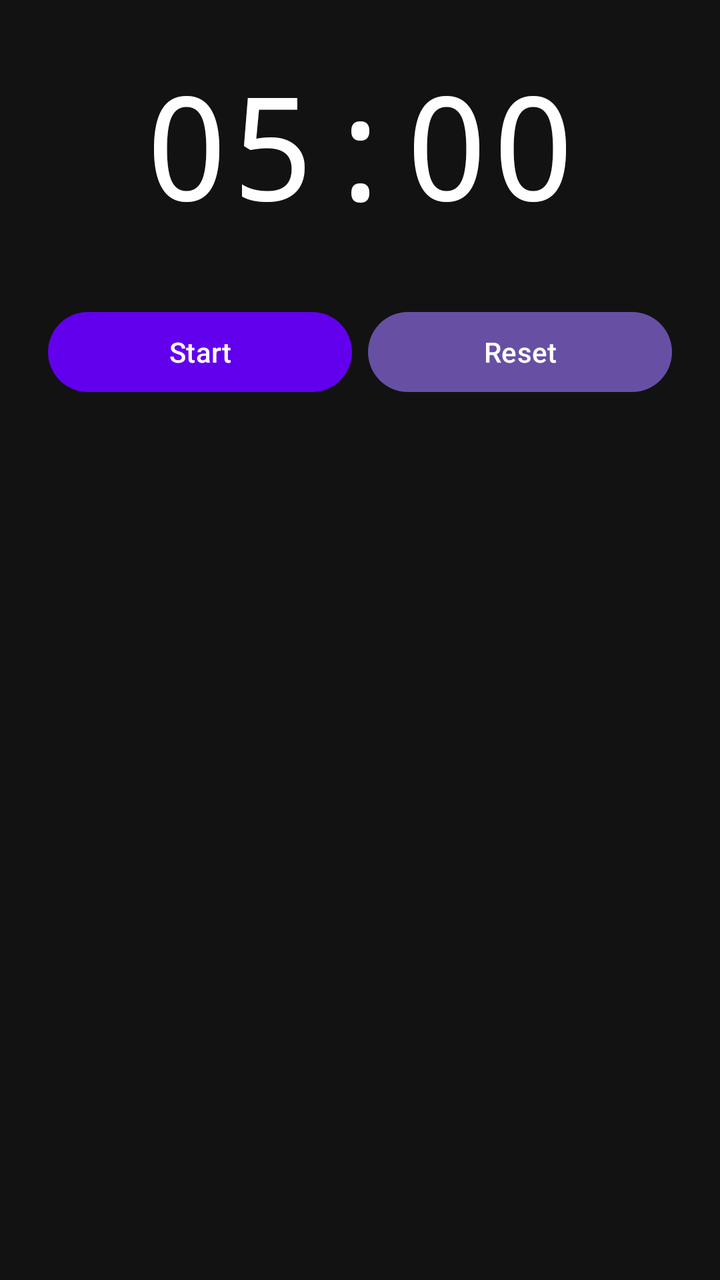
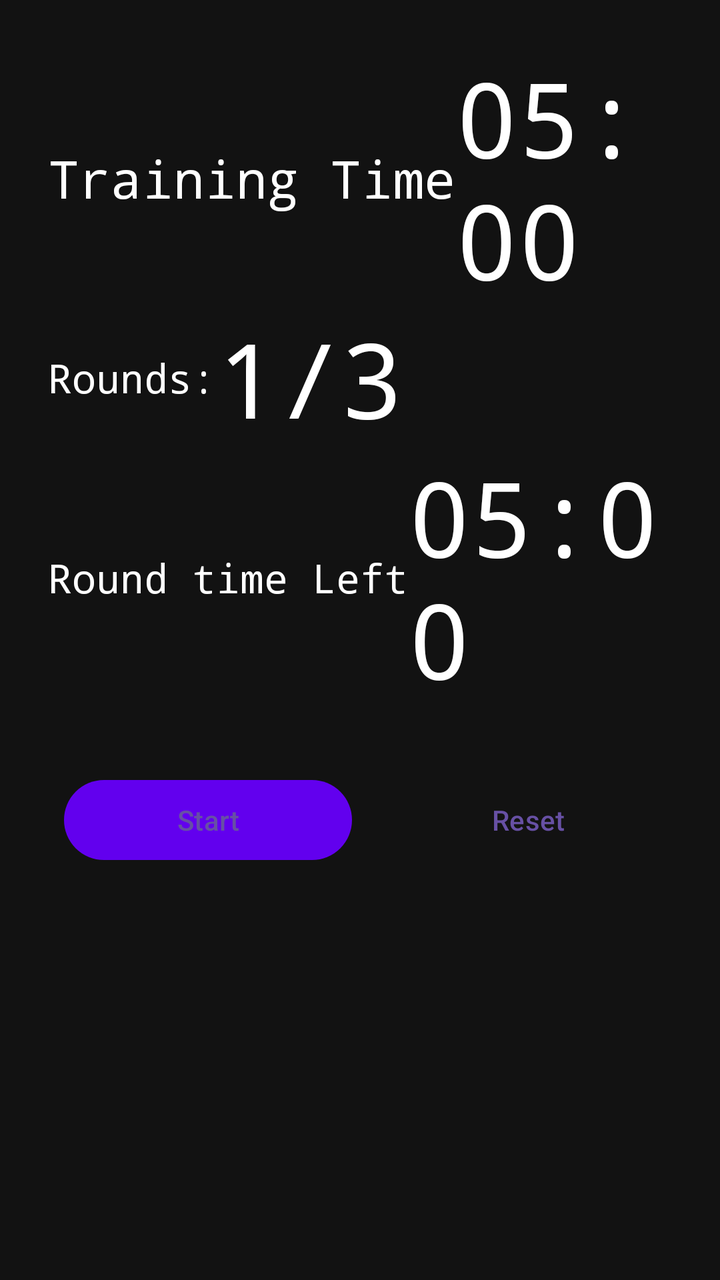

The first picture is an Android layout as it rendered before a commit; the second is the same layout after the commit. The layout source and the unified diff follow.
<!-- AndroidManifest.xml: application theme Theme.BoxTimer -->
<!-- res/layout/running_timer.xml -->
<?xml version="1.0" encoding="utf-8"?>
<androidx.constraintlayout.widget.ConstraintLayout xmlns:android="http://schemas.android.com/apk/res/android"
                                                   android:layout_width="match_parent"
                                                   android:layout_height="match_parent">
    <LinearLayout
            xmlns:app="http://schemas.android.com/apk/res-auto"
            android:orientation="vertical"
            android:layout_width="match_parent"
            android:layout_height="match_parent"
            android:gravity="top"
            android:padding="24dp"
            android:background="@color/bg_dark">

        <TextView
                android:id="@+id/runningTimerText"
                android:layout_gravity="center_horizontal"
                android:layout_width="wrap_content"
                android:layout_height="wrap_content"
                android:text="@string/timer_default"
                android:textSize="72sp"
                android:fontFamily="monospace"
                android:textColor="@color/white"/>

        <LinearLayout
                android:orientation="horizontal"
                android:layout_width="match_parent"
                android:layout_height="wrap_content"
                android:layout_marginTop="32dp">

            <Button
                    android:id="@+id/startButton"
                    android:layout_width="0dp"
                    android:layout_height="wrap_content"
                    android:layout_weight="1"
                    android:layout_marginEnd="8dp"
                    android:text="@string/start"
                    app:backgroundTint="@color/brand" />
            <Button
                    android:id="@+id/pauseButton"
                    android:layout_width="0dp"
                    android:layout_height="wrap_content"
                    android:layout_weight="1"
                    android:layout_marginEnd="8dp"
                    android:text="@string/pause"
                    android:visibility="gone"
                    app:backgroundTint="@color/brand" />

            <Button
                    android:id="@+id/resetButton"
                    android:layout_width="0dp"
                    android:layout_height="wrap_content"
                    android:layout_weight="1"
                    android:text="@string/reset" />
        </LinearLayout>
    </LinearLayout>
</androidx.constraintlayout.widget.ConstraintLayout>
<!-- resources referenced by this layout -->
<resources>
  <color name="bg_dark">#121212</color>
  <color name="brand">#6200EE</color>
  <color name="white">#FFFFFFFF</color>
  <string name="pause">Pause</string>
  <string name="reset">Reset</string>
  <string name="start">Start</string>
  <string name="timer_default">05:00</string>
  <style name="Theme.BoxTimer" parent="Base.Theme.BoxTimer" />
  <style name="Base.Theme.BoxTimer" parent="Theme.Material3.DayNight.NoActionBar">
          
          
      </style>
</resources>

<!-- the commit's change to res/layout/running_timer.xml (unified diff, before → after) -->
@@ -11,17 +11,103 @@
             android:padding="24dp"
             android:background="@color/bg_dark">
 
-        <TextView
-                android:id="@+id/runningTimerText"
-                android:layout_gravity="center_horizontal"
-                android:layout_width="wrap_content"
-                android:layout_height="wrap_content"
-                android:text="@string/timer_default"
-                android:textSize="72sp"
-                android:fontFamily="monospace"
-                android:textColor="@color/white"/>
+        
+        <LinearLayout android:layout_width="wrap_content"
+                      android:layout_height="wrap_content"
+                      android:orientation="horizontal">
+            <TextView android:id="@+id/total_time_text"
+                      android:layout_width="wrap_content"
+                      android:layout_height="wrap_content"
+                      android:layout_gravity="center"
+                      android:text="@string/training_time_text"
+                      android:textSize="26sp"
+                      android:fontFamily="monospace"
+                      android:textColor="@color/white"/>
+            <TextView
+                    android:id="@+id/total_time"
+                    android:layout_gravity="center_horizontal"
+                    android:layout_width="wrap_content"
+                    android:layout_height="wrap_content"
+                    android:text="@string/timer_default"
+                    android:textSize="52sp"
+                    android:fontFamily="monospace"
+                    android:textColor="@color/white"/>
+        </LinearLayout>
+        
+        <LinearLayout android:layout_width="wrap_content"
+                      android:layout_height="wrap_content"
+                      android:orientation="horizontal">
+            <TextView android:id="@+id/roundLeftTime"
+                      android:layout_width="wrap_content"
+                      android:layout_height="wrap_content"
+                      android:layout_gravity="center"
+                      android:text="@string/rounds"
+                      android:textSize="20sp"
+                      android:fontFamily="monospace"
+                      android:textColor="@color/white"/>
+            <TextView
+                    android:id="@+id/roundTimerText"
+                    android:layout_gravity="center_horizontal"
+                    android:layout_width="wrap_content"
+                    android:layout_height="wrap_content"
+                    android:text="@string/roundsLeftDefault"
+                    android:textSize="52sp"
+                    android:fontFamily="monospace"
+                    android:textColor="@color/white"/>
+        </LinearLayout>
 
+        
+        <LinearLayout android:id="@+id/rest_time_container"
+                      android:layout_width="wrap_content"
+                      android:layout_height="wrap_content"
+                      android:orientation="horizontal"
+                      android:visibility="gone">
+            <TextView android:id="@+id/rest_time_left"
+                      android:layout_width="wrap_content"
+                      android:layout_height="wrap_content"
+                      android:layout_gravity="center"
+                      android:text="@string/rest_left"
+                      android:textSize="20sp"
+                      android:fontFamily="monospace"
+                      android:textColor="@color/white"/>
+            <TextView
+                    android:id="@+id/rest_timer_left"
+                    android:layout_gravity="center_horizontal"
+                    android:layout_width="wrap_content"
+                    android:layout_height="wrap_content"
+                    android:text="@string/timer_default"
+                    android:textSize="52sp"
+                    android:fontFamily="monospace"
+                    android:textColor="@color/white"/>
+        </LinearLayout>
+
+        
+        <LinearLayout android:id="@+id/running_timer_container"
+                      android:layout_width="wrap_content"
+                      android:layout_height="wrap_content"
+                      android:orientation="horizontal">
+            <TextView android:id="@+id/timeLeftText"
+                      android:layout_width="wrap_content"
+                      android:layout_height="wrap_content"
+                      android:layout_gravity="center"
+                      android:text="@string/time_left"
+                      android:textSize="20sp"
+                      android:fontFamily="monospace"
+                      android:textColor="@color/white"/>
+            <TextView
+                    android:id="@+id/runningTimerText"
+                    android:layout_gravity="center_horizontal"
+                    android:layout_width="wrap_content"
+                    android:layout_height="wrap_content"
+                    android:text="@string/timer_default"
+                    android:textSize="52sp"
+                    android:fontFamily="monospace"
+                    android:textColor="@color/white"/>
+        </LinearLayout>
+
+        
         <LinearLayout
+                style="?android:attr/buttonBarStyle"
                 android:orientation="horizontal"
                 android:layout_width="match_parent"
                 android:layout_height="wrap_content"
@@ -29,28 +115,31 @@
 
             <Button
                     android:id="@+id/startButton"
+                    style="?android:attr/buttonBarButtonStyle"
                     android:layout_width="0dp"
                     android:layout_height="wrap_content"
                     android:layout_weight="1"
                     android:layout_marginEnd="8dp"
                     android:text="@string/start"
-                    app:backgroundTint="@color/brand" />
+                    app:backgroundTint="@color/brand"/>
             <Button
                     android:id="@+id/pauseButton"
+                    style="?android:attr/buttonBarButtonStyle"
                     android:layout_width="0dp"
                     android:layout_height="wrap_content"
                     android:layout_weight="1"
                     android:layout_marginEnd="8dp"
                     android:text="@string/pause"
                     android:visibility="gone"
-                    app:backgroundTint="@color/brand" />
+                    app:backgroundTint="@color/brand"/>
 
             <Button
                     android:id="@+id/resetButton"
+                    style="?android:attr/buttonBarButtonStyle"
                     android:layout_width="0dp"
                     android:layout_height="wrap_content"
                     android:layout_weight="1"
-                    android:text="@string/reset" />
+                    android:text="@string/reset"/>
         </LinearLayout>
     </LinearLayout>
 </androidx.constraintlayout.widget.ConstraintLayout>
<!-- resource entries referenced after the edit -->
@@ -5,8 +5,13 @@
   <color name="white">#FFFFFFFF</color>
   <string name="pause">Pause</string>
   <string name="reset">Reset</string>
+  <string name="rest_left">Rest Left:</string>
+  <string name="rounds">Rounds:</string>
+  <string name="roundsLeftDefault">1/3</string>
   <string name="start">Start</string>
+  <string name="time_left">Round time Left</string>
   <string name="timer_default">05:00</string>
+  <string name="training_time_text">Training Time</string>
   <style name="Theme.BoxTimer" parent="Base.Theme.BoxTimer" />
   <style name="Base.Theme.BoxTimer" parent="Theme.Material3.DayNight.NoActionBar">
           
